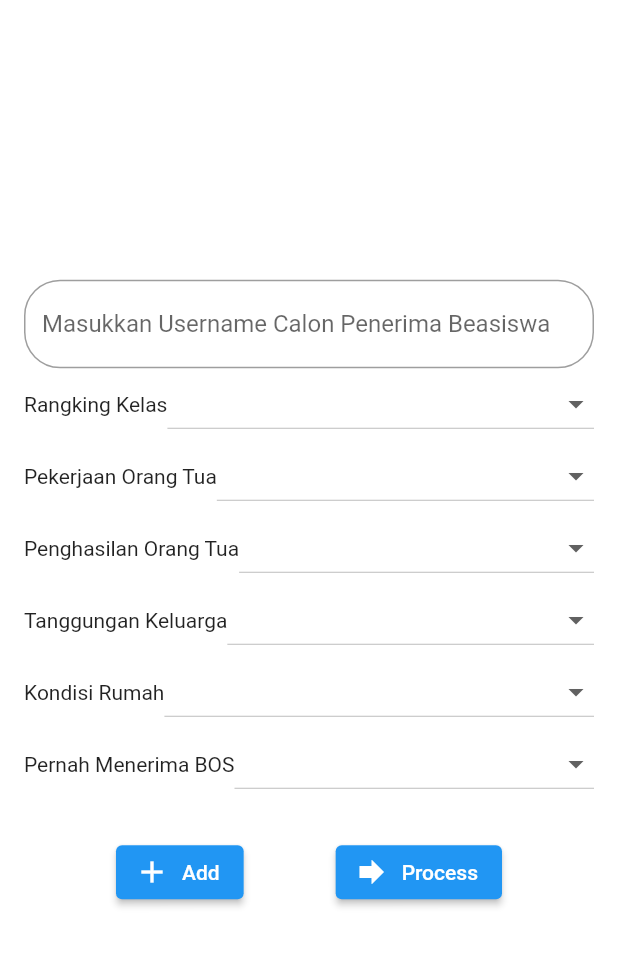
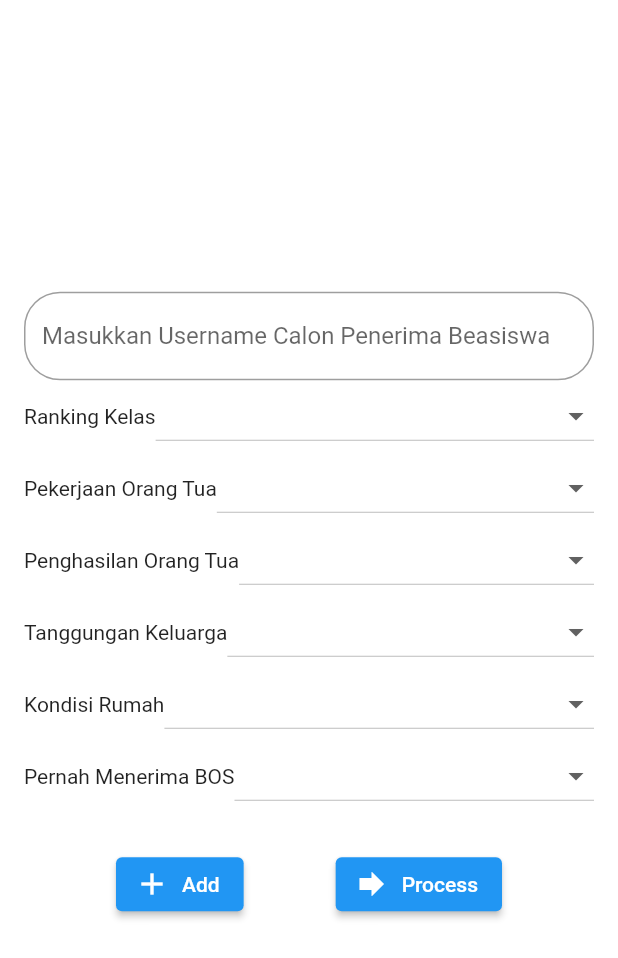
Before and after one commit to kvnrzl/dss-application, a Flutter app: the screen it shows after launch, on a phone screen of 412 x 824 dp. Shown: the top 958 px of the screen. Run offline on Flutter 3.47's test engine with Material 2 defaults, Android fonts, the phone set to English and light mode, and no system bars; our stand-ins replace cloud_firestore, firebase_auth, firebase_core, get, google_sign_in, shared_preferences; accounts and stored records are empty.

Commit message:
combining ui with saw method

```diff
--- a/lib/views/home_page.dart
+++ b/lib/views/home_page.dart
@@ -2,9 +2,7 @@ import 'package:cloud_firestore/cloud_firestore.dart';
 import 'package:dss_application/kriteria.dart';
 import 'package:dss_application/saw_method.dart';
 import 'package:dss_application/services/database.dart';
-import 'package:dss_application/views/output_page.dart';
 import 'package:flutter/material.dart';
-import 'package:get/get.dart';
 
 class HomePage extends StatefulWidget {
   @override
@@ -34,14 +32,21 @@ class _HomePageState extends State<HomePage> {
         body: Container(
           // color: Colors.blue,
           padding: EdgeInsets.symmetric(horizontal: 16),
-          child: Column(
+          child: formWidget(),
+        ),
+      ),
+    );
+  }
+
+  Widget formWidget() {
+    return Column(
       mainAxisAlignment: MainAxisAlignment.center,
       children: [
         TextFormField(
           controller: usernameController,
           decoration: InputDecoration(
-                    border: OutlineInputBorder(
-                        borderRadius: BorderRadius.circular(24)),
+              border:
+                  OutlineInputBorder(borderRadius: BorderRadius.circular(24)),
               hintText: 'Masukkan Username Calon Penerima Beasiswa'),
           validator: (value) {
             if (value.isEmpty)
@@ -49,132 +54,36 @@ class _HomePageState extends State<HomePage> {
             return null;
           },
         ),
-              Row(children: [
-                Text('Rangking Kelas'),
-                Expanded(
-                  child: DropdownButton(
-                      isExpanded: true,
-                      value: key1,
-                      onChanged: (newValue) {
-                        setState(() {
-                          key1 = newValue;
-                          bobotK1 = rangking[newValue];
-                          print("bobotK1 = " + bobotK1.toString());
-                        });
-                      },
-                      items: rangking.entries.map((entry) {
-                        return DropdownMenuItem(
-                          child: Center(child: Text(entry.key)),
-                          value: entry.key,
-                        );
-                      }).toList()),
-                )
-              ]),
-              Row(children: [
-                Text('Pekerjaan Orang Tua'),
-                Expanded(
-                  child: DropdownButton(
-                      isExpanded: true,
-                      value: key2,
-                      onChanged: (newValue) {
-                        setState(() {
-                          key2 = newValue;
-                          bobotK2 = pekerjaanOrtu[newValue];
-                          print("bobotK2 = " + bobotK2.toString());
-                        });
-                      },
-                      items: pekerjaanOrtu.entries.map((entry) {
-                        return DropdownMenuItem(
-                          child: Center(child: Text(entry.key)),
-                          value: entry.key,
-                        );
-                      }).toList()),
-                )
-              ]),
-              Row(children: [
-                Text('Penghasilan Orang Tua'),
-                Expanded(
-                  child: DropdownButton(
-                      isExpanded: true,
-                      value: key3,
-                      onChanged: (newValue) {
-                        setState(() {
-                          key3 = newValue;
-                          bobotK3 = penghasilanOrtu[newValue];
-                          print("bobotK3 = " + bobotK3.toString());
-                        });
-                      },
-                      items: penghasilanOrtu.entries.map((entry) {
-                        return DropdownMenuItem(
-                          child: Center(child: Text(entry.key)),
-                          value: entry.key,
-                        );
-                      }).toList()),
-                )
-              ]),
-              Row(children: [
-                Text('Tanggungan Keluarga'),
-                Expanded(
-                  child: DropdownButton(
-                      isExpanded: true,
-                      value: key4,
-                      onChanged: (newValue) {
-                        setState(() {
-                          key4 = newValue;
-                          bobotK4 = tanggunganKeluarga[newValue];
-                          print("bobotK4 = " + bobotK4.toString());
-                        });
-                      },
-                      items: tanggunganKeluarga.entries.map((entry) {
-                        return DropdownMenuItem(
-                          child: Center(child: Text(entry.key)),
-                          value: entry.key,
-                        );
-                      }).toList()),
-                )
-              ]),
-              Row(children: [
-                Text('Kondisi Rumah'),
-                Expanded(
-                  child: DropdownButton(
-                      isExpanded: true,
-                      value: key5,
-                      onChanged: (newValue) {
-                        setState(() {
-                          key5 = newValue;
-                          bobotK5 = kondisiRumah[newValue];
-                          print("bobotK5 = " + bobotK5.toString());
-                        });
-                      },
-                      items: kondisiRumah.entries.map((entry) {
-                        return DropdownMenuItem(
-                          child: Center(child: Text(entry.key)),
-                          value: entry.key,
-                        );
-                      }).toList()),
-                )
-              ]),
-              Row(children: [
-                Text('Pernah Menerima BOS'),
-                Expanded(
-                  child: DropdownButton(
-                      isExpanded: true,
-                      value: key6,
-                      onChanged: (newValue) {
-                        setState(() {
-                          key6 = newValue;
-                          bobotK6 = statusBOS[newValue];
-                          print("bobotK6 = " + bobotK6.toString());
-                        });
-                      },
-                      items: statusBOS.entries.map((entry) {
-                        return DropdownMenuItem(
-                          child: Center(child: Text(entry.key)),
-                          value: entry.key,
-                        );
-                      }).toList()),
-                )
-              ]),
+        childFormWidget(
+            title: 'Ranking Kelas',
+            key: key1,
+            bobot: bobotK1,
+            mapItems: rangking),
+        childFormWidget(
+            title: 'Pekerjaan Orang Tua',
+            key: key2,
+            bobot: bobotK2,
+            mapItems: pekerjaanOrtu),
+        childFormWidget(
+            title: 'Penghasilan Orang Tua',
+            key: key3,
+            bobot: bobotK3,
+            mapItems: penghasilanOrtu),
+        childFormWidget(
+            title: 'Tanggungan Keluarga',
+            key: key4,
+            bobot: bobotK4,
+            mapItems: tanggunganKeluarga),
+        childFormWidget(
+            title: 'Kondisi Rumah',
+            key: key5,
+            bobot: bobotK5,
+            mapItems: kondisiRumah),
+        childFormWidget(
+            title: 'Pernah Menerima BOS',
+            key: key6,
+            bobot: bobotK6,
+            mapItems: statusBOS),
         SizedBox(height: 24),
         Row(
           mainAxisAlignment: MainAxisAlignment.spaceEvenly,
@@ -234,14 +143,34 @@ class _HomePageState extends State<HomePage> {
           ],
         ),
         SizedBox(height: 16),
-              sawResult == null
-                  ? Text('')
-                  : Text(
-                      "Orang ke ${sawResult + 1} layak mendapatkan beasiswa"),
       ],
-          ),
-        ),
-      ),
     );
   }
+
+  Widget childFormWidget(
+      {@required String title,
+      @required String key,
+      @required int bobot,
+      @required Map mapItems}) {
+    return Row(children: [
+      Text(title),
+      Expanded(
+        child: DropdownButton(
+            isExpanded: true,
+            value: key,
+            onChanged: (newValue) {
+              setState(() {
+                key = newValue;
+                bobot = mapItems[newValue];
+              });
+            },
+            items: mapItems.entries.map((entry) {
+              return DropdownMenuItem(
+                child: Center(child: Text(entry.key)),
+                value: entry.key,
+              );
+            }).toList()),
+      )
+    ]);
   }
+}
```
Lines whose indentation alone changed are shown as unchanged.
